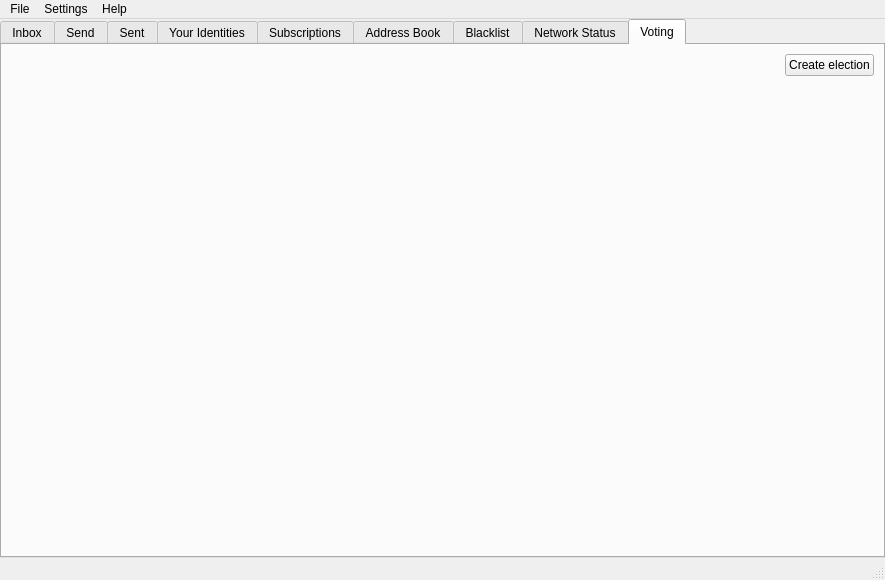
Old version of the form src/bitmessageqt/bitmessageui.ui in the repository Nainesh1184/PyBitmessageVote.
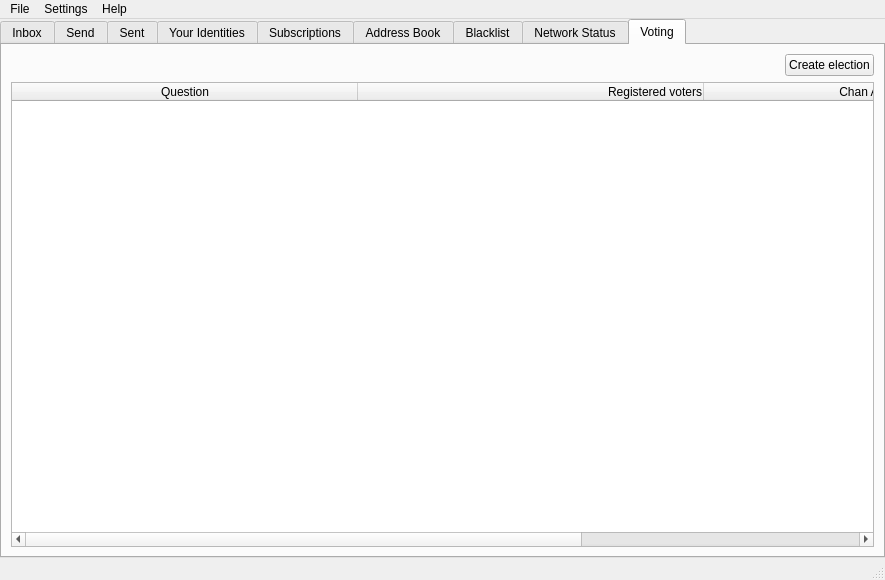
New version of the form. The open tabs and pages were chosen to show the change. Icons and pictures are not drawn.

Commit message: List of elections

```diff
--- a/src/bitmessageqt/bitmessageui.ui
+++ b/src/bitmessageqt/bitmessageui.ui
@@ -1054,6 +1054,13 @@
         <string>Voting</string>
        </attribute>
        <layout class="QGridLayout" name="gridLayout_7">
+        <item row="2" column="1">
+         <widget class="QPushButton" name="pushButtonCreateElection">
+          <property name="text">
+           <string>Create election</string>
+          </property>
+         </widget>
+        </item>
         <item row="2" column="0">
          <spacer name="horizontalSpacer_3">
           <property name="orientation">
@@ -1067,26 +1074,61 @@
           </property>
          </spacer>
         </item>
-        <item row="2" column="1">
-         <widget class="QPushButton" name="pushButtonCreateElection">
-          <property name="text">
-           <string>Create election</string>
+        <item row="3" column="0" rowspan="2" colspan="2">
+         <widget class="QTableWidget" name="tableWidgetElections">
+          <property name="alternatingRowColors">
+           <bool>true</bool>
           </property>
+          <property name="selectionMode">
+           <enum>QAbstractItemView::SingleSelection</enum>
+          </property>
+          <property name="selectionBehavior">
+           <enum>QAbstractItemView::SelectRows</enum>
+          </property>
+          <attribute name="horizontalHeaderCascadingSectionResizes">
+           <bool>true</bool>
+          </attribute>
+          <attribute name="horizontalHeaderDefaultSectionSize">
+           <number>346</number>
+          </attribute>
+          <attribute name="horizontalHeaderHighlightSections">
+           <bool>true</bool>
+          </attribute>
+          <attribute name="horizontalHeaderMinimumSectionSize">
+           <number>52</number>
+          </attribute>
+          <attribute name="horizontalHeaderShowSortIndicator" stdset="0">
+           <bool>true</bool>
+          </attribute>
+          <attribute name="horizontalHeaderStretchLastSection">
+           <bool>true</bool>
+          </attribute>
+          <attribute name="verticalHeaderVisible">
+           <bool>false</bool>
+          </attribute>
+          <attribute name="verticalHeaderDefaultSectionSize">
+           <number>26</number>
+          </attribute>
+          <column>
+           <property name="text">
+            <string>Question</string>
+           </property>
+          </column>
+          <column>
+           <property name="text">
+            <string>Registered voters</string>
+           </property>
+           <property name="textAlignment">
+            <set>AlignRight|AlignVCenter</set>
+           </property>
+          </column>
+          <column>
+           <property name="text">
+            <string>Chan Address</string>
+           </property>
+          </column>
          </widget>
         </item>
-        <item row="3" column="1">
-         <spacer name="verticalSpacer_2">
-          <property name="orientation">
-           <enum>Qt::Vertical</enum>
-          </property>
-          <property name="sizeHint" stdset="0">
-           <size>
-            <width>20</width>
-            <height>40</height>
-           </size>
-          </property>
-         </spacer>
-        </item>
        </layout>
       </widget>
      </widget>
@@ -1099,7 +1141,7 @@
      <x>0</x>
      <y>0</y>
      <width>885</width>
-     <height>27</height>
+     <height>21</height>
     </rect>
    </property>
    <widget class="QMenu" name="menuFile">
```
The commit also changes 3 other files.
